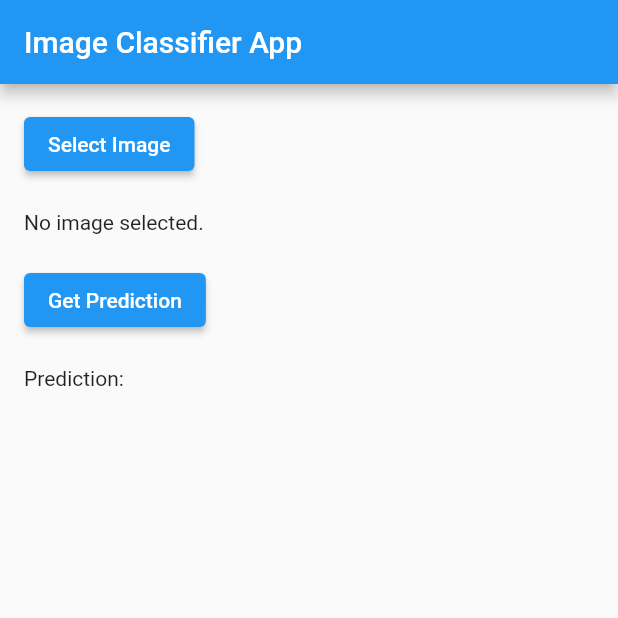
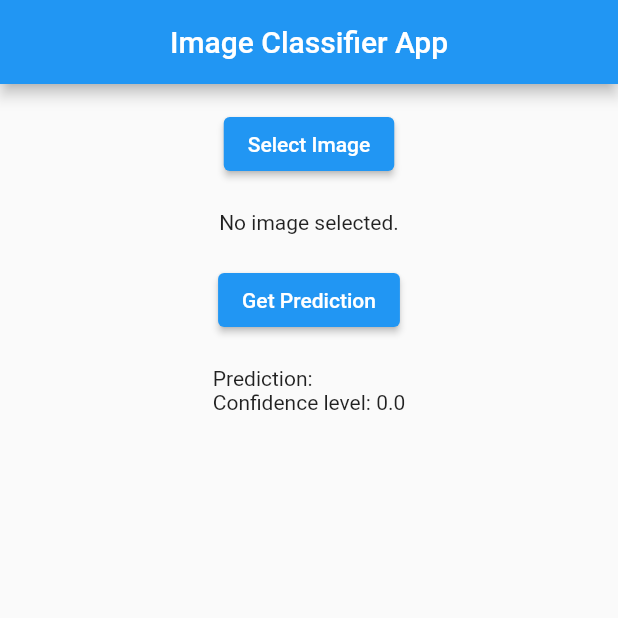
Before and after one commit to Abhay-Lejith/ML_App, a Flutter app: the screen it shows after launch, on a phone screen of 412 x 824 dp, the top half of it. Run offline on Flutter 3.47's test engine with Material 2 defaults, Android fonts, the phone set to English and light mode, and no system bars; our stand-ins replace file_picker; missing offline and left inert: dart:ffi.

Commit message:
some changes in main.dart

```diff
--- a/lib/main.dart
+++ b/lib/main.dart
@@ -1,4 +1,5 @@
 import 'dart:convert';
+import 'dart:ffi';
 import 'dart:io';
 
 import 'package:flutter/material.dart';
@@ -17,6 +18,7 @@ class MyApp extends StatefulWidget {
 class _MyAppState extends State<MyApp> {
   //final TextEditingController _inputController = TextEditingController();
   String _prediction = '';
+  double _confidence = 0.0;
   File? _selectedImage;
 
   Future<void> _makePrediction() async {
@@ -41,6 +43,8 @@ class _MyAppState extends State<MyApp> {
         final data = jsonDecode(response.body);
         setState(() {
           _prediction = data['predicted_class'];
+          _confidence = data['confidence'];
+
           // _confidence = data['confidence'];
         });
       } else {
@@ -59,7 +63,8 @@ class _MyAppState extends State<MyApp> {
     if (result != null) {
       setState(() {
         _selectedImage = File(result.files.single.path!);
-        _prediction = ''; // Clear any previous prediction.
+        _prediction = '';
+        _confidence; // Clear any previous prediction.
       });
     }
   }
@@ -69,34 +74,44 @@ class _MyAppState extends State<MyApp> {
     return MaterialApp(
       home: Scaffold(
         appBar: AppBar(
-          title: const Text('Image Classifier App'),
+          title: Center(child: const Text('Image Classifier App')),
         ),
         body: Padding(
           padding: const EdgeInsets.all(16.0),
+          child: Center(
             child: Column(
               crossAxisAlignment: CrossAxisAlignment.start,
               children: [
-              ElevatedButton(
+                Center(
+                  child: ElevatedButton(
                     onPressed: _selectImage,
                     child: const Text('Select Image'),
                   ),
+                ),
                 const SizedBox(height: 20),
                 if (_selectedImage != null)
-                Image.file(
+                  Center(
+                    child: Image.file(
                       _selectedImage!,
                       height: 200,
                       width: 200,
+                    ),
                   )
                 else
-                const Text('No image selected.'),
-              SizedBox(height: 20),
-              ElevatedButton(
+                  Center(child: const Text('No image selected.')),
+                Center(child: SizedBox(height: 20)),
+                Center(
+                  child: ElevatedButton(
                     onPressed: _makePrediction,
                     child: const Text('Get Prediction'),
                   ),
+                ),
                 const SizedBox(height: 20),
-              Text('Prediction: $_prediction'),
+                Center(
+                    child: Text(
+                        'Prediction: $_prediction \nConfidence level: $_confidence')),
               ],
+            ),
           ),
         ),
       ),
```
Lines whose indentation alone changed are shown as unchanged.
